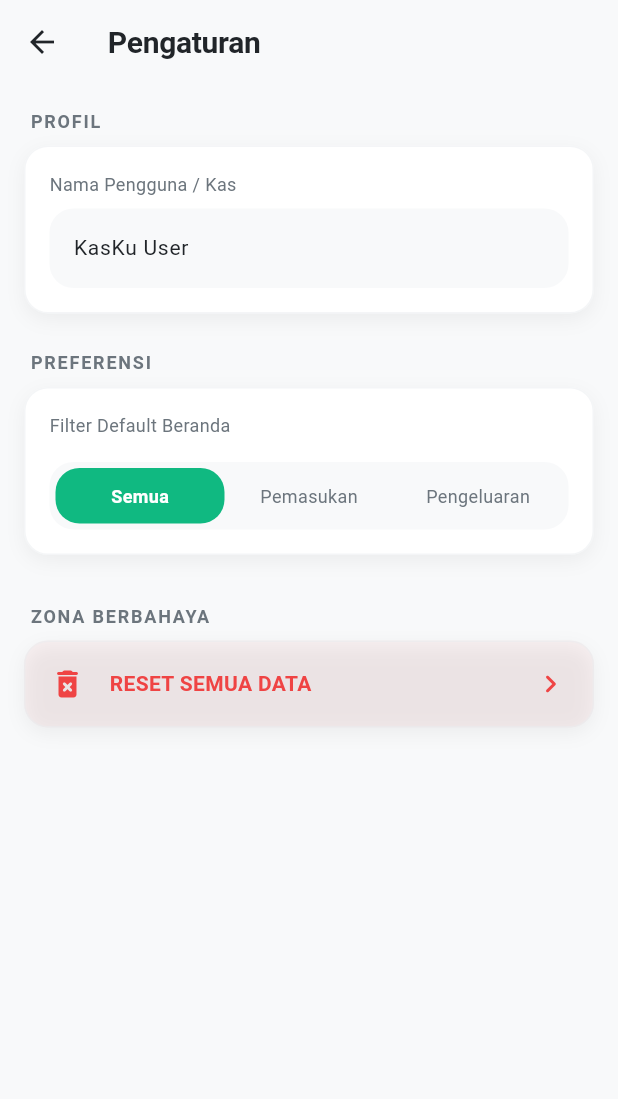
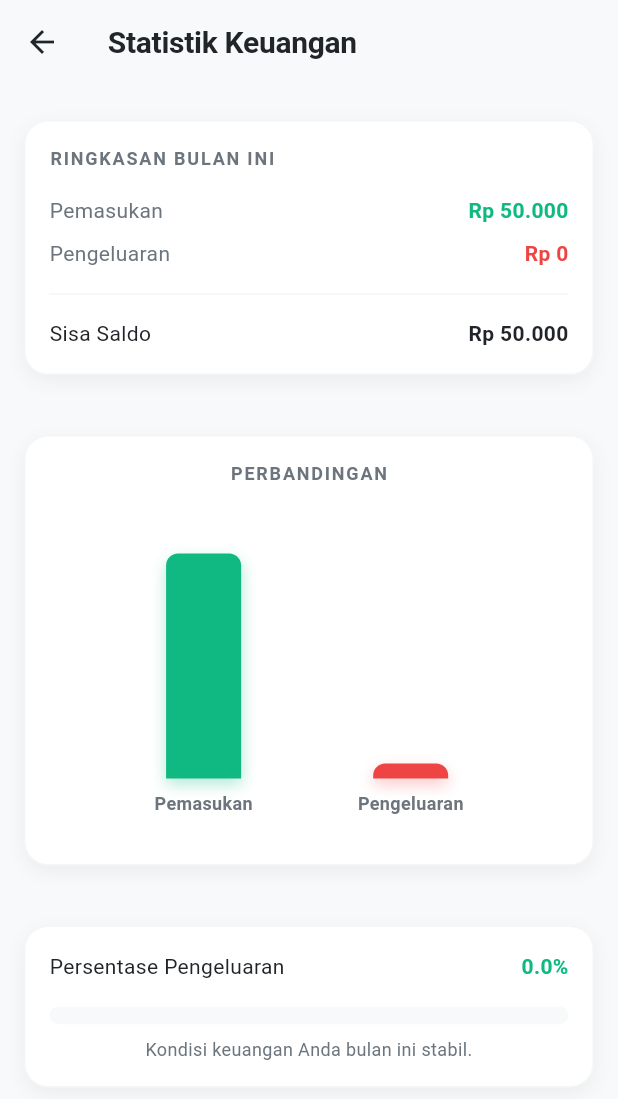
Before and after one commit to hifnikhalid18-lang/Smartkas, a Flutter app: the screen it shows after launch, item 3 of the bottom bar chosen, on a phone screen of 412 x 824 dp. Shown: the top 1099 px of the screen. Run offline on Flutter 3.47's test engine with Material 3 defaults, Android fonts, the phone set to English and light mode, and no system bars; our stand-ins replace file_picker, share_plus, shared_preferences.

Commit message:
feat: add offline statistics screen with monthly summary and chart git minggu ke 2 pembuatan apk

```diff
--- a/lib/providers/transaction_provider.dart
+++ b/lib/providers/transaction_provider.dart
@@ -38,6 +38,33 @@ class TransactionProvider extends ChangeNotifier {
       }
       return sum;
     });
+  }
+
+  // Monthly Statistics
+  List<TransactionModel> get _monthlyTransactions {
+    final now = DateTime.now();
+    return _transactions.where((tx) =>
+      tx.date.month == now.month && tx.date.year == now.year
+    ).toList();
+  }
+
+  double get monthlyIncome {
+    return _monthlyTransactions.fold(0.0, (sum, tx) =>
+      tx.type == TransactionType.pemasukan ? sum + tx.amount : sum
+    );
+  }
+
+  double get monthlyExpense {
+    return _monthlyTransactions.fold(0.0, (sum, tx) =>
+      tx.type == TransactionType.pengeluaran ? sum + tx.amount : sum
+    );
+  }
+
+  double get monthlyBalance => monthlyIncome - monthlyExpense;
+
+  double get expensePercentage {
+    if (monthlyIncome == 0) return 0;
+    return (monthlyExpense / monthlyIncome) * 100;
   }
 
   Future<void> loadTransactions() async {
--- a/lib/screens/home_screen.dart
+++ b/lib/screens/home_screen.dart
@@ -8,6 +8,7 @@ import '../providers/settings_provider.dart';
 import 'input_screen.dart';
 import 'history_screen.dart';
 import 'settings_screen.dart';
+import 'statistics_screen.dart';
 import '../providers/transaction_provider.dart';
 import '../models/transaction.dart';
 import '../utils/currency_formatter.dart';
@@ -35,6 +36,8 @@ class _HomeScreenState extends State<HomeScreen> {
     if (index == 1) {
       Navigator.push(context, MaterialPageRoute(builder: (_) => const HistoryScreen()));
     } else if (index == 2) {
+      Navigator.push(context, MaterialPageRoute(builder: (_) => const StatisticsScreen()));
+    } else if (index == 3) {
       Navigator.push(context, MaterialPageRoute(builder: (_) => const SettingsScreen()));
     } else {
       setState(() => _currentIndex = index);
--- /dev/null
+++ b/lib/screens/statistics_screen.dart
@@ -0,0 +1,103 @@
+import 'package:flutter/material.dart';
+import '../providers/transaction_provider.dart';
+import '../utils/app_styles.dart';
+import '../widgets/summary_month_card.dart';
+import '../widgets/chart_widget.dart';
+import '../widgets/reusable_card.dart';
+
+class StatisticsScreen extends StatelessWidget {
+  const StatisticsScreen({super.key});
+
+  @override
+  Widget build(BuildContext context) {
+    return Scaffold(
+      backgroundColor: AppColors.background,
+      appBar: AppBar(
+        title: const Text('Statistik Keuangan'),
+      ),
+      body: ListenableBuilder(
+        listenable: transactionProvider,
+        builder: (context, _) {
+          final income = transactionProvider.monthlyIncome;
+          final expense = transactionProvider.monthlyExpense;
+          final balance = transactionProvider.monthlyBalance;
+          final percentage = transactionProvider.expensePercentage;
+
+          return SingleChildScrollView(
+            padding: const EdgeInsets.all(AppSpacing.md),
+            child: Column(
+              crossAxisAlignment: CrossAxisAlignment.stretch,
+              children: [
+                SummaryMonthCard(
+                  income: income,
+                  expense: expense,
+                  balance: balance,
+                ),
+                const SizedBox(height: AppSpacing.lg),
+
+                ReusableCard(
+                  padding: const EdgeInsets.all(AppSpacing.md),
+                  child: Column(
+                    children: [
+                      Text(
+                        'PERBANDINGAN',
+                        style: AppTextStyles.caption.copyWith(fontWeight: FontWeight.bold, letterSpacing: 1.2),
+                      ),
+                      const SizedBox(height: AppSpacing.md),
+                      SimpleBarChart(income: income, expense: expense),
+                    ],
+                  ),
+                ),
+
+                const SizedBox(height: AppSpacing.lg),
+
+                ReusableCard(
+                  padding: const EdgeInsets.all(AppSpacing.md),
+                  child: Column(
+                    children: [
+                      Row(
+                        mainAxisAlignment: MainAxisAlignment.spaceBetween,
+                        children: [
+                          const Text('Persentase Pengeluaran', style: AppTextStyles.body),
+                          Text(
+                            '${percentage.toStringAsFixed(1)}%',
+                            style: AppTextStyles.body.copyWith(
+                              fontWeight: FontWeight.bold,
+                              color: percentage > 80 ? AppColors.error : AppColors.accent,
+                            ),
+                          ),
+                        ],
+                      ),
+                      const SizedBox(height: AppSpacing.md),
+                      ClipRRect(
+                        borderRadius: AppRadius.roundedMd,
+                        child: LinearProgressIndicator(
+                          value: (percentage / 100).clamp(0.0, 1.0),
+                          backgroundColor: AppColors.background,
+                          color: percentage > 80 ? AppColors.error : AppColors.accent,
+                          minHeight: 12,
+                        ),
+                      ),
+                      const SizedBox(height: AppSpacing.sm),
+                      Text(
+                        percentage > 100
+                            ? 'Peringatan: Pengeluaran melebihi pemasukan!'
+                            : percentage > 80
+                                ? 'Hati-hati: Pengeluaran sudah hampir mencapai pemasukan.'
+                                : 'Kondisi keuangan Anda bulan ini stabil.',
+                        style: AppTextStyles.caption.copyWith(
+                          color: percentage > 80 ? AppColors.error : AppColors.secondaryText,
+                        ),
+                        textAlign: TextAlign.center,
+                      ),
+                    ],
+                  ),
+                ),
+              ],
+            ),
+          );
+        },
+      ),
+    );
+  }
+}
--- a/lib/widgets/bottom_nav_bar.dart
+++ b/lib/widgets/bottom_nav_bar.dart
@@ -31,7 +31,8 @@ class CustomBottomNavBar extends StatelessWidget {
           children: [
             _buildNavItem(0, Icons.home_rounded, 'Beranda'),
             _buildNavItem(1, Icons.history_rounded, 'Riwayat'),
-            _buildNavItem(2, Icons.settings_rounded, 'Pengaturan'),
+            _buildNavItem(2, Icons.analytics_rounded, 'Statistik'),
+            _buildNavItem(3, Icons.settings_rounded, 'Pengaturan'),
           ],
         ),
       ),
--- /dev/null
+++ b/lib/widgets/chart_widget.dart
@@ -0,0 +1,60 @@
+import 'package:flutter/material.dart';
+import '../utils/app_styles.dart';
+
+class SimpleBarChart extends StatelessWidget {
+  final double income;
+  final double expense;
+
+  const SimpleBarChart({
+    super.key,
+    required this.income,
+    required this.expense,
+  });
+
+  @override
+  Widget build(BuildContext context) {
+    final double maxVal = (income > expense ? income : expense);
+    final double incomeHeight = maxVal == 0 ? 0 : (income / maxVal) * 150;
+    final double expenseHeight = maxVal == 0 ? 0 : (expense / maxVal) * 150;
+
+    return Container(
+      height: 220,
+      padding: const EdgeInsets.symmetric(vertical: AppSpacing.md),
+      child: Row(
+        mainAxisAlignment: MainAxisAlignment.spaceEvenly,
+        crossAxisAlignment: CrossAxisAlignment.end,
+        children: [
+          _buildBar('Pemasukan', incomeHeight, AppColors.success),
+          _buildBar('Pengeluaran', expenseHeight, AppColors.error),
+        ],
+      ),
+    );
+  }
+
+  Widget _buildBar(String label, double height, Color color) {
+    return Column(
+      mainAxisAlignment: MainAxisAlignment.end,
+      children: [
+        AnimatedContainer(
+          duration: const Duration(milliseconds: 800),
+          curve: Curves.easeOutBack,
+          width: 50,
+          height: height.clamp(10, 150).toDouble(),
+          decoration: BoxDecoration(
+            color: color,
+            borderRadius: const BorderRadius.vertical(top: Radius.circular(AppRadius.sm)),
+            boxShadow: [
+              BoxShadow(
+                color: color.withOpacity(0.3),
+                blurRadius: 8,
+                offset: const Offset(0, 4),
+              ),
+            ],
+          ),
+        ),
+        const SizedBox(height: AppSpacing.sm),
+        Text(label, style: AppTextStyles.caption.copyWith(fontWeight: FontWeight.bold)),
+      ],
+    );
+  }
+}
--- /dev/null
+++ b/lib/widgets/summary_month_card.dart
@@ -0,0 +1,58 @@
+import 'package:flutter/material.dart';
+import '../utils/app_styles.dart';
+import '../utils/currency_formatter.dart';
+import 'reusable_card.dart';
+
+class SummaryMonthCard extends StatelessWidget {
+  final double income;
+  final double expense;
+  final double balance;
+
+  const SummaryMonthCard({
+    super.key,
+    required this.income,
+    required this.expense,
+    required this.balance,
+  });
+
+  @override
+  Widget build(BuildContext context) {
+    return ReusableCard(
+      padding: const EdgeInsets.all(AppSpacing.md),
+      child: Column(
+        crossAxisAlignment: CrossAxisAlignment.start,
+        children: [
+          Text(
+            'RINGKASAN BULAN INI',
+            style: AppTextStyles.caption.copyWith(fontWeight: FontWeight.bold, letterSpacing: 1.2),
+          ),
+          const SizedBox(height: AppSpacing.md),
+          _buildRow('Pemasukan', income, AppColors.success),
+          const SizedBox(height: AppSpacing.sm),
+          _buildRow('Pengeluaran', expense, AppColors.error),
+          const Padding(
+            padding: EdgeInsets.symmetric(vertical: AppSpacing.sm),
+            child: Divider(color: AppColors.border, thickness: 0.5),
+          ),
+          _buildRow('Sisa Saldo', balance, AppColors.primaryText, isBold: true),
+        ],
+      ),
+    );
+  }
+
+  Widget _buildRow(String label, double value, Color color, {bool isBold = false}) {
+    return Row(
+      mainAxisAlignment: MainAxisAlignment.spaceBetween,
+      children: [
+        Text(label, style: AppTextStyles.body.copyWith(color: isBold ? AppColors.primaryText : AppColors.secondaryText)),
+        Text(
+          CurrencyFormatterHelper.formatRupiah(value),
+          style: AppTextStyles.body.copyWith(
+            color: color,
+            fontWeight: isBold ? FontWeight.bold : FontWeight.w600,
+          ),
+        ),
+      ],
+    );
+  }
+}
```
